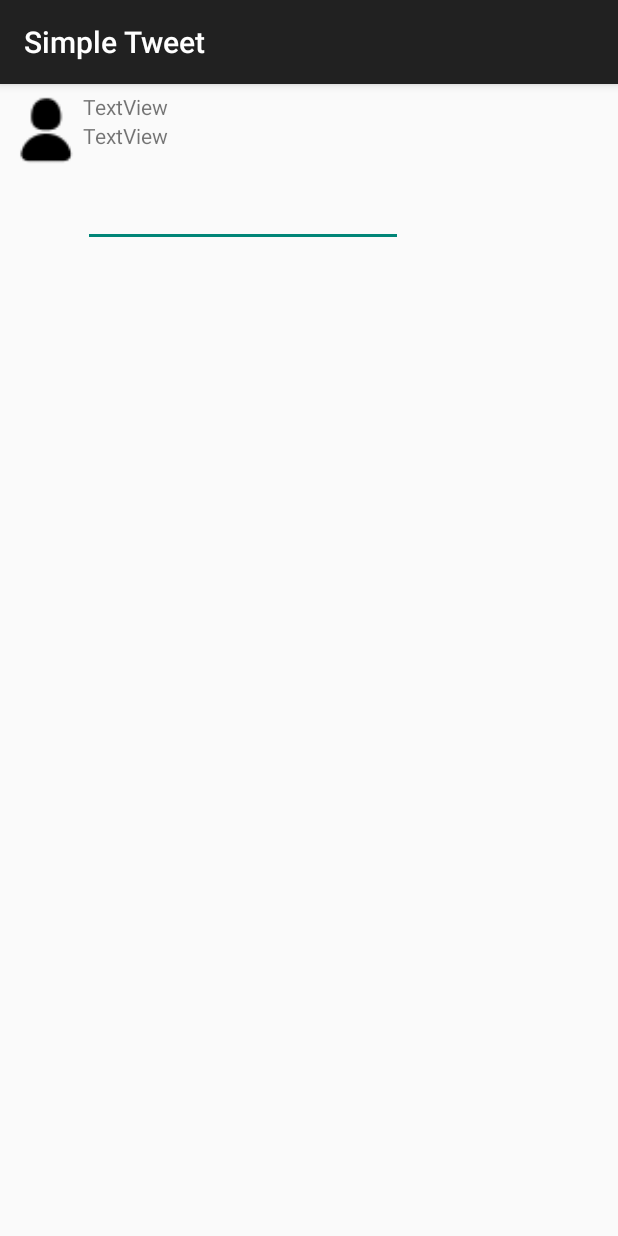
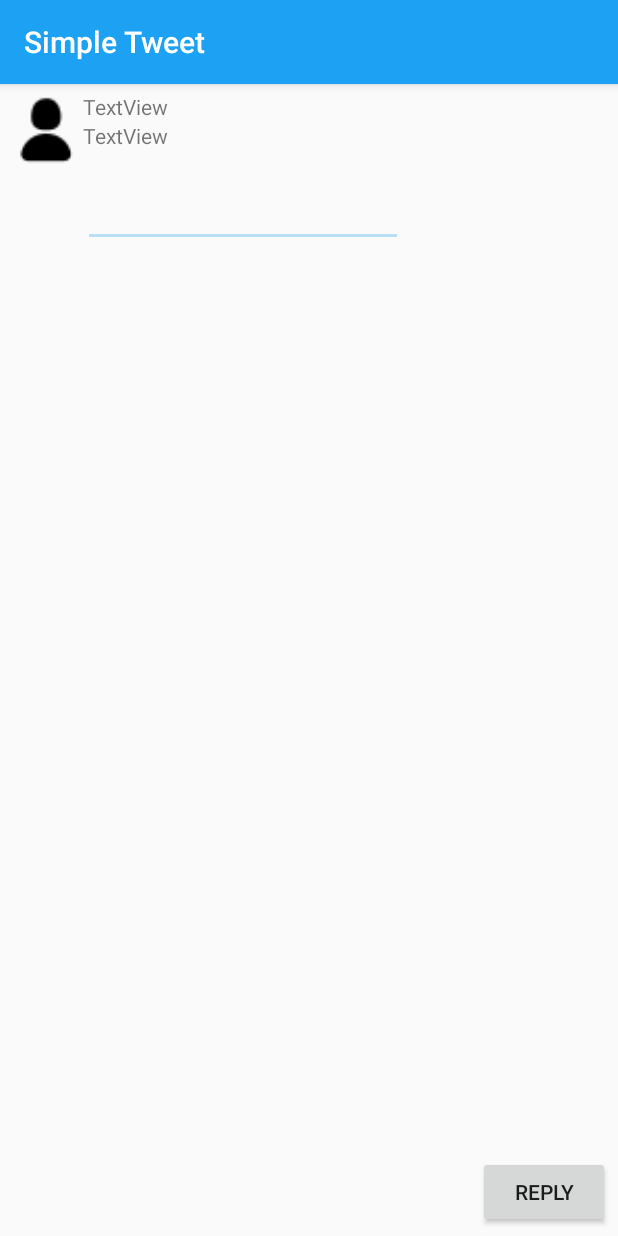
Before and after one commit to JingyiRose/TwitterHey, an Android app: the ReplyActivity screen opened directly, with no data from a screen before it, on a phone screen of 412 x 824 dp. Run offline under Robolectric (Android 15) with nearby library versions, the phone set to English and light mode, and no system bars; libraries missing offline, so code that uses them is left out: com.loopj.android, cz.msebera.android, org.parceler; pictures from the network do not load; 6 statements that could not run were skipped.

Commit message:
reply to tweet and autolink

```diff
--- a/app/src/main/java/com/codepath/apps/restclienttemplate/ReplyActivity.java
+++ b/app/src/main/java/com/codepath/apps/restclienttemplate/ReplyActivity.java
@@ -1,31 +1,82 @@
 package com.codepath.apps.restclienttemplate;
 
+import android.content.Intent;
 import android.os.Bundle;
 import android.support.v7.app.AppCompatActivity;
+import android.util.Log;
+import android.view.View;
+import android.widget.EditText;
 import android.widget.ImageView;
 import android.widget.TextView;
 
 import com.bumptech.glide.Glide;
 import com.codepath.apps.restclienttemplate.models.Tweet;
+import com.loopj.android.http.JsonHttpResponseHandler;
 
+import org.json.JSONException;
+import org.json.JSONObject;
 import org.parceler.Parcels;
 
+import cz.msebera.android.httpclient.Header;
+
 public class ReplyActivity extends AppCompatActivity {
+
+    private TwitterClient client;
+    TextView tvRe;
 
     @Override
     protected void onCreate(Bundle savedInstanceState) {
         super.onCreate(savedInstanceState);
         setContentView(R.layout.activity_reply);
+
+        client = TwitterApp.getRestClient(this);
+
         TextView tvReUserName = findViewById(R.id.tvReUserName);
         TextView tvReBody = findViewById(R.id.tvReBody);
-        TextView tvRe= findViewById(R.id.tvRe);
+        tvRe = findViewById(R.id.tvRe);
         ImageView ivReProfileImage = findViewById(R.id.ivReProfileImage);
 
         Tweet tweet = (Tweet) Parcels.unwrap(getIntent().getParcelableExtra("tweet"));
         tvReUserName.setText(tweet.user.name);
         tvReBody.setText(tweet.body);
-        tvRe.setText("@"+tweet.user.name.toString());
+        tvRe.setText("@ " + tweet.user.name.toString());
         Glide.with(this).load(tweet.user.profileImageUrl).into(ivReProfileImage);
     }
 
+    public void onReply(View v) {
+        EditText etReply = (EditText) findViewById(R.id.etReply);
+
+
+        client.sendTweet(tvRe.getText().toString()+"\n"+etReply.getText().toString(), new JsonHttpResponseHandler() {
+
+            @Override
+            public void onSuccess(int statusCode, Header[] headers, JSONObject response) {
+
+                Tweet tweet = null;
+                try {
+                    tweet = Tweet.fromJSON(response);
+                } catch (JSONException e) {
+                    e.printStackTrace();
+                }
+                Log.d("TwitterClient", response.toString());
+                // Prepare data intent
+                Intent data = new Intent();
+                // Pass relevant data back as a result
+                data.putExtra("Post", Parcels.wrap(tweet));
+                // Activity finished ok, return the data
+                setResult(RESULT_OK, data); // set result code and bundle data for response
+
+                finish(); // closes the activity, pass data to parent
+
+            }
+
+            @Override
+            public void onFailure(int statusCode, Header[] headers, Throwable throwable, JSONObject errorResponse) {
+                Log.d("TwitterClient", errorResponse.toString());
+                throwable.printStackTrace();
+            }
+
+        });
+
+    }
 }
--- a/app/src/main/res/layout/activity_reply.xml
+++ b/app/src/main/res/layout/activity_reply.xml
@@ -29,14 +29,13 @@
         android:text="TextView" />
 
     <EditText
-        android:id="@+id/editText"
+        android:id="@+id/etReply"
         android:layout_width="wrap_content"
         android:layout_height="wrap_content"
         android:layout_below="@+id/tvRe"
         android:layout_toEndOf="@+id/ivReProfileImage"
         android:ems="10"
-        android:inputType="textPersonName"
-        android:text="" />
+        android:inputType="textMultiLine" />
 
     <TextView
         android:id="@+id/tvRe"
@@ -45,4 +44,14 @@
         android:layout_below="@+id/tvReBody"
         android:layout_toEndOf="@+id/ivReProfileImage"
         android:text="" />
+
+    <Button
+        android:id="@+id/btReply"
+        android:layout_width="wrap_content"
+        android:layout_height="wrap_content"
+        android:layout_alignParentBottom="true"
+        android:layout_alignParentEnd="true"
+        android:text="Reply"
+        android:onClick="onReply"/>
+
 </RelativeLayout>
--- a/app/src/main/res/values/styles.xml
+++ b/app/src/main/res/values/styles.xml
@@ -13,4 +13,9 @@
         <!-- All customizations that are NOT specific to a particular API-level can go here. -->
     </style>
 
+    <style name="TwitterTheme" parent="AppTheme" >
+        <item name="colorPrimary">@color/twitter_blue</item>
+        <item name="colorAccent">@color/twitter_blue_30</item>
+    </style>
+
 </resources>
```
Also changed, not shown: app/src/main/AndroidManifest.xml (+5 -3 lines), app/src/main/java/com/codepath/apps/restclienttemplate/LoginActivity.java (+6 -5 lines), app/src/main/res/layout/activity_login.xml (+7 -6 lines), app/src/main/res/layout/item_tweet.xml (+4 -3 lines), app/src/main/res/values/color.xml (added, +22 -0 lines).
